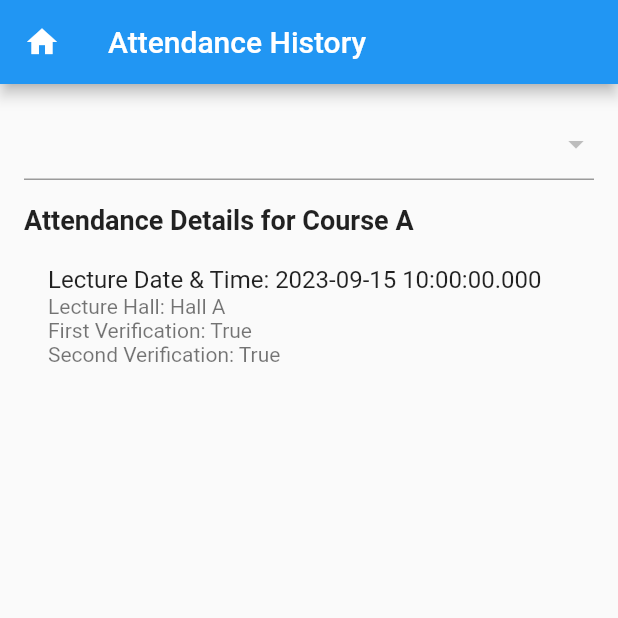
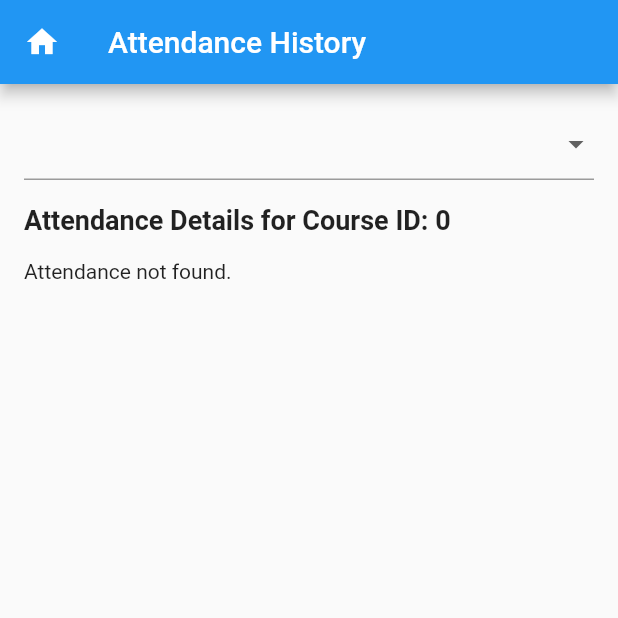
Before and after one commit to hemaka1999/universityAttendanceTest1, a Flutter app: the AttendanceHistoryScreen screen opened directly, on a phone screen of 412 x 824 dp, the top half of it. Run offline on Flutter 3.47's test engine with Material 2 defaults, Android fonts, the phone set to English and light mode, and no system bars; our stand-ins replace dio, firebase_auth, firebase_core, firebase_storage, image_picker, shared_preferences; missing offline and left inert: qr_code_scanner; accounts and stored records are empty.

Commit message:
Attendance History update1

```diff
--- a/lib/screens/history_screen.dart
+++ b/lib/screens/history_screen.dart
@@ -1,6 +1,5 @@
 import 'package:flutter/material.dart';
 import 'package:profile5/screens/home_screeen.dart';
-import 'package:profile5/screens/profile_screen.dart';
 import '../apicalling/http.dart';
 import '../jwtoken/jwtoken.dart';
 
@@ -14,58 +13,70 @@ class _AttendanceHistoryScreenState extends State<AttendanceHistoryScreen> {
   final apiService = ApiService();
   final tokenjwt = TokenJWT();
 
-  String _userId = '';
-  String _course = '';
+  int _courseId = 0;
+  List<Course> courseList = [
+    Course(id: 1, name: 'RAD'),
+    Course(id: 2, name: 'SE'),
+    Course(id: 3, name: 'ADBMS'),
+  ];
 
-  List data = [];
+  Course? _selectedCourse;
 
-  final List<AttendanceData> attendanceDataList = [
-    AttendanceData(
-      lectureDateTime:
-      DateTime(2023, 9, 15, 10, 0), // Replace with actual date and time
-      hall: 'Hall A', // Replace with actual hall name
-      firstVerification: true,
-      secondVerification: true,
-    ),
-  ];
+  List<AttendanceData> attendanceDataList = [];
 
   @override
   void initState() {
     super.initState();
-    fetchData();
-    //print(_course);
   }
 
   Future<void> fetchData() async {
     try {
       final currentUser = await tokenjwt.getCurrentUser();
-      print(currentUser);
       if (currentUser != null) {
+        int userId = currentUser['id'];
         final postResponse = await apiService.get(
-          '/attendance/history/$_userId/$_course',
+          '/attendance/history/$userId/$_courseId',
           currentUser['token'],
         );
-        print(_course);
 
         if (postResponse.statusCode == 200) {
-          final responseData = postResponse.data['attendance'];
+          final responseData = postResponse.data['attendanceHistory'];
+          if (responseData != null && responseData.isNotEmpty) {
+            // Clear previous attendance data
             setState(() {
-            data =
-                responseData; // Assuming 'attendanceHistory' is the correct key
+              attendanceDataList = [];
             });
+
+            for (var attendance in responseData) {
+              DateTime dateandtime =
+                  DateTime.parse(attendance['date_time']) ?? DateTime.now();
+              String hall = attendance['hall'] ?? 'No Hall';
+              bool v1 = attendance['verification_one'] ?? false;
+              bool v2 = attendance['verification_two'] ?? false;
+
+              setState(() {
+                attendanceDataList.add(AttendanceData(
+                  lectureDateTime: dateandtime,
+                  hall: hall,
+                  firstVerification: v1,
+                  secondVerification: v2,
+                ));
+              });
+            }
           } else {
-          print(_course);
-          // Handle API error
+            // If no attendance data is found, clear the list
+            setState(() {
+              attendanceDataList = [];
+            });
+          }
+        } else {
+          print('Error: ${postResponse.statusCode}');
         }
       }
     } catch (e) {
       print(e.toString());
-      // Handle exceptions
     }
   }
-
-  List<String> courseList = ['Course A', 'Course B', 'Course C'];
-  String selectedCourse = 'Course A';
 
   @override
   Widget build(BuildContext context) {
@@ -75,7 +86,7 @@ class _AttendanceHistoryScreenState extends State<AttendanceHistoryScreen> {
         leading: IconButton(
           icon: const Icon(Icons.home),
           onPressed: () {
-            Navigator.pushReplacement(
+            Navigator.push(
               context,
               MaterialPageRoute(builder: (context) => HomeScreen()),
             );
@@ -87,27 +98,30 @@ class _AttendanceHistoryScreenState extends State<AttendanceHistoryScreen> {
         child: Column(
           crossAxisAlignment: CrossAxisAlignment.start,
           children: [
-            DropdownButtonFormField<String>(
-              value: _course,
-              items: data.map((list) {
-                return DropdownMenuItem<String>(
-                  child: Text(list['name']),
-                  value: list['id'].toString(),
+            DropdownButtonFormField<Course>(
+              value: _selectedCourse,
+              items: courseList.map((course) {
+                return DropdownMenuItem<Course>(
+                  child: Text(course.name),
+                  value: course,
                 );
               }).toList(),
-              onChanged: (String? newValue) {
+              onChanged: (Course? newValue) async {
                 setState(() {
-                  _course = newValue!;
-                  // Fetch attendance data for the selected course from your database here
+                  _selectedCourse = newValue;
+                  _courseId = newValue?.id ?? 0;
                 });
+                // Trigger API call when the user selects a course
+                await fetchData();
               },
             ),
             SizedBox(height: 16.0),
             Text(
-              'Attendance Details for $selectedCourse', // Display the selected course
+              'Attendance Details for Course ID: $_courseId',
               style: TextStyle(fontSize: 18, fontWeight: FontWeight.bold),
             ),
             SizedBox(height: 16.0),
+            if (attendanceDataList.isNotEmpty)
               Expanded(
                 child: ListView.builder(
                   itemCount: attendanceDataList.length,
@@ -121,15 +135,17 @@ class _AttendanceHistoryScreenState extends State<AttendanceHistoryScreen> {
                         children: [
                           Text('Lecture Hall: ${attendanceData.hall}'),
                           Text(
-                            'First Verification: ${attendanceData.firstVerification ? 'True' : 'False'}'),
+                              'First Verification: ${attendanceData.firstVerification}'),
                           Text(
-                            'Second Verification: ${attendanceData.secondVerification ? 'True' : 'False'}'),
+                              'Second Verification: ${attendanceData.secondVerification}'),
                         ],
                       ),
                     );
                   },
                 ),
-            ),
+              )
+            else
+              Text('Attendance not found.'),
           ],
         ),
       ),
@@ -150,3 +166,13 @@ class AttendanceData {
     required this.secondVerification,
   });
 }
+
+class Course {
+  final int id;
+  final String name;
+
+  Course({
+    required this.id,
+    required this.name,
+  });
+}
--- a/lib/screens/profile_screen.dart
+++ b/lib/screens/profile_screen.dart
@@ -48,6 +48,7 @@ class _ProfileScreenState extends State<ProfileScreen> {
             _registrationNumber = responseData['reg_no'];
             profilePictureURL = responseData['avatar'];
           });
+         // print(responseData);
         } else {
           // Handle API error
         }
@@ -64,7 +65,7 @@ class _ProfileScreenState extends State<ProfileScreen> {
   }
 
   void _logout() async {
-    Navigator.push(
+    Navigator.pop(
       context,
       MaterialPageRoute(builder: (context) => const SignInScreen()),
     );
@@ -177,7 +178,7 @@ class _ProfileScreenState extends State<ProfileScreen> {
                 else
                   Text(
                     'Department: $_department',
-                    style: TextStyle(fontSize: 17),
+                    style: TextStyle(fontSize: 18),
                   ),
                 const SizedBox(height: 25),
                 if (_isEditing)
```
Also changed, not shown: lib/screens/qrscan_screen.dart (+3 -9 lines), lib/screens/sign_up.dart (+6 -7 lines), pubspec.yaml (+14 -0 lines), assets/qr.png (added), pubspec.lock, 1 other file. Lines whose indentation alone changed are shown as unchanged.
